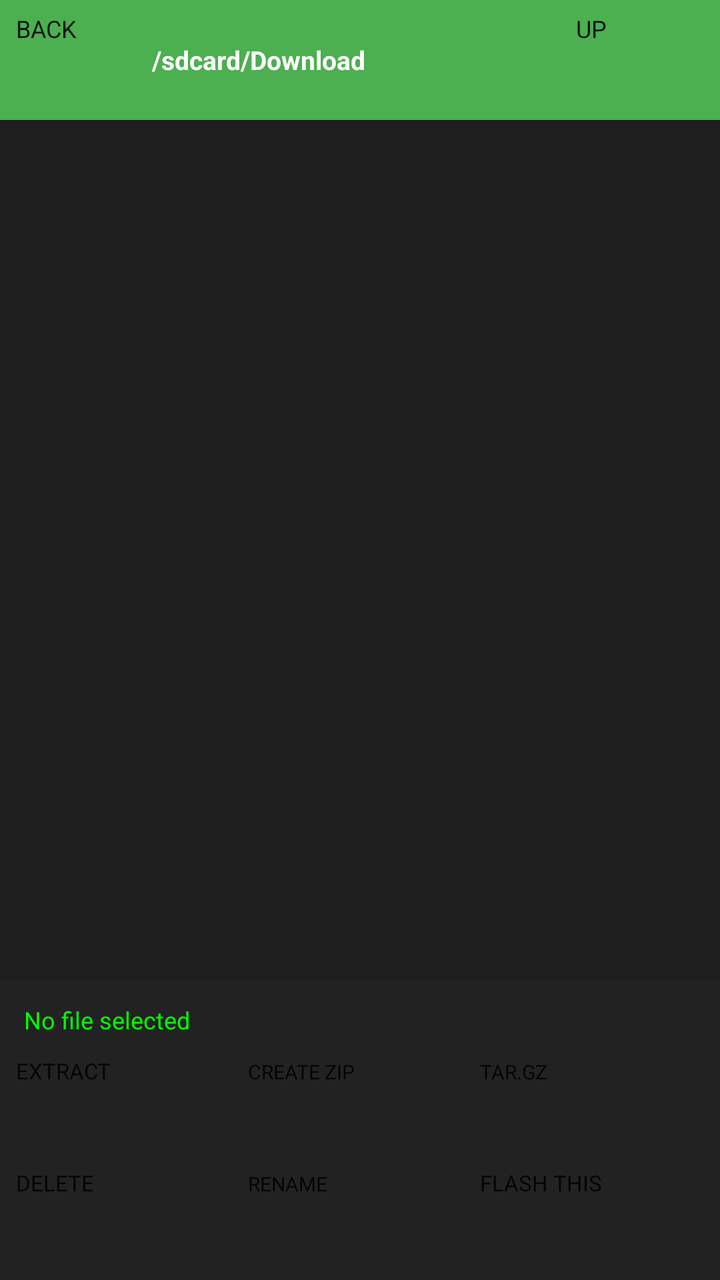
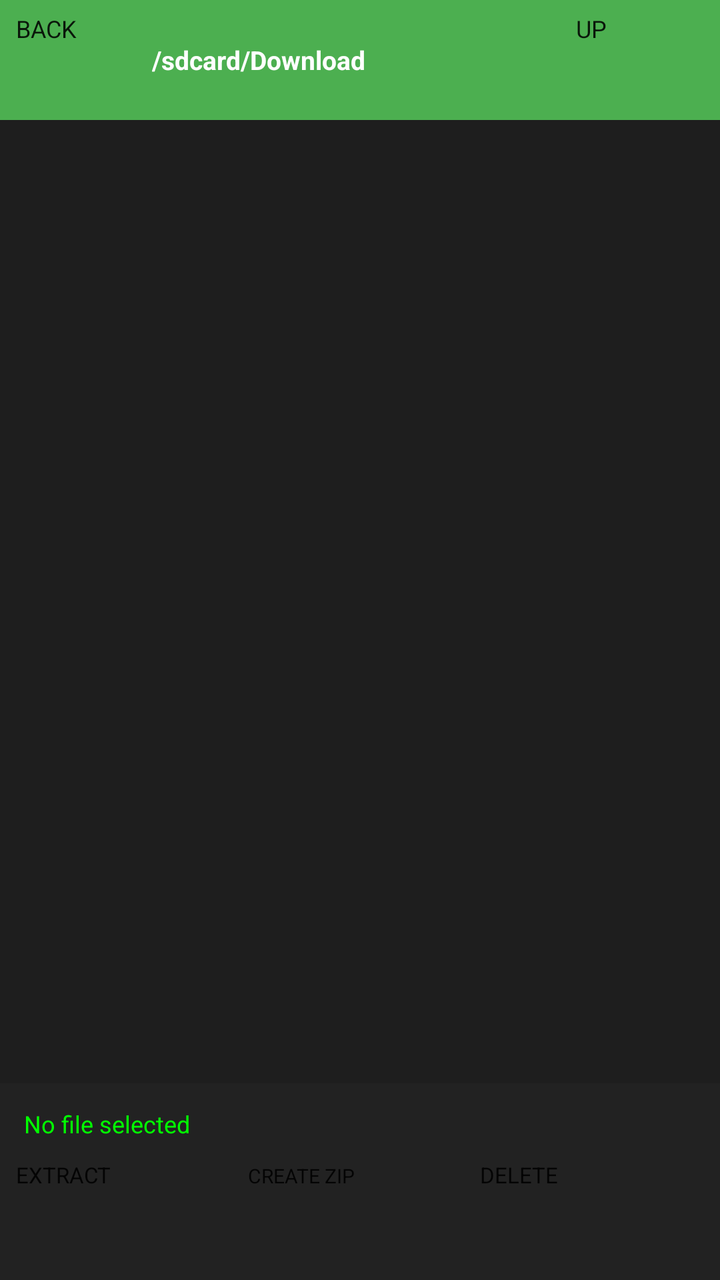

Two renders of the same Android screen: before a commit and after it. Below are the layout's source before the change and the commit's diff.
<!-- AndroidManifest.xml: application theme Theme.OTGFlasher -->
<!-- res/layout/activity_file_manager.xml -->
<?xml version="1.0" encoding="utf-8"?>
<LinearLayout xmlns:android="http://schemas.android.com/apk/res/android" android:orientation="vertical" android:layout_width="match_parent" android:layout_height="match_parent" android:background="#121212">
<LinearLayout android:orientation="horizontal" android:layout_width="match_parent" android:layout_height="60dp" android:background="#4CAF50" android:gravity="center_vertical" android:padding="8dp">
<Button android:id="@+id/btnBack" android:layout_width="60dp" android:layout_height="48dp" android:text="BACK" android:textSize="12sp"/>
<TextView android:id="@+id/txtPath" android:layout_width="0dp" android:layout_weight="1" android:layout_height="wrap_content" android:text="/sdcard/Download" android:textColor="#FFF" android:textSize="13sp" android:padding="8dp" android:textStyle="bold"/>
<Button android:id="@+id/btnUp" android:layout_width="64dp" android:layout_height="48dp" android:text="UP" android:textSize="12sp" android:backgroundTint="#000"/>
</LinearLayout>
<ListView android:id="@+id/listFiles" android:layout_width="match_parent" android:layout_height="0dp" android:layout_weight="1" android:background="#1E1E1E" android:divider="#333" android:dividerHeight="1dp"/>
<LinearLayout android:orientation="vertical" android:layout_width="match_parent" android:layout_height="wrap_content" android:background="#222" android:padding="8dp">
<TextView android:id="@+id/txtSelected" android:layout_width="match_parent" android:layout_height="wrap_content" android:text="No file selected" android:textColor="#0F0" android:textSize="12sp" android:padding="4dp"/>
<LinearLayout android:orientation="horizontal" android:layout_width="match_parent" android:layout_height="wrap_content" android:layout_marginTop="6dp">
<Button android:id="@+id/btnExtract" android:layout_width="0dp" android:layout_weight="1" android:layout_height="52dp" android:text="EXTRACT" android:textSize="11sp" android:backgroundTint="#4CAF50"/>
<Button android:id="@+id/btnCreateZip" android:layout_width="0dp" android:layout_weight="1" android:layout_height="52dp" android:text="CREATE ZIP" android:textSize="10sp" android:backgroundTint="#FF9800" android:layout_marginStart="4dp"/>
<Button android:id="@+id/btnCreateTar" android:layout_width="0dp" android:layout_weight="1" android:layout_height="52dp" android:text="TAR.GZ" android:textSize="10sp" android:layout_marginStart="4dp"/>
</LinearLayout>
<LinearLayout android:orientation="horizontal" android:layout_width="match_parent" android:layout_height="wrap_content" android:layout_marginTop="4dp">
<Button android:id="@+id/btnDelete" android:layout_width="0dp" android:layout_weight="1" android:layout_height="48dp" android:text="DELETE" android:textSize="11sp" android:backgroundTint="#D32F2F"/>
<Button android:id="@+id/btnRename" android:layout_width="0dp" android:layout_weight="1" android:layout_height="48dp" android:text="RENAME" android:textSize="10sp" android:layout_marginStart="4dp"/>
<Button android:id="@+id/btnFlashHere" android:layout_width="0dp" android:layout_weight="1" android:layout_height="48dp" android:text="FLASH THIS" android:textSize="11sp" android:backgroundTint="#D32F2F" android:layout_marginStart="4dp"/>
</LinearLayout>
</LinearLayout>
</LinearLayout>
<!-- resources referenced by this layout -->
<resources>
  <style name="Theme.OTGFlasher" parent="android:Theme.Material.Light.NoActionBar" />
</resources>

<!-- the commit's change to res/layout/activity_file_manager.xml (unified diff, before → after) -->
@@ -11,12 +11,7 @@
 <LinearLayout android:orientation="horizontal" android:layout_width="match_parent" android:layout_height="wrap_content" android:layout_marginTop="6dp">
 <Button android:id="@+id/btnExtract" android:layout_width="0dp" android:layout_weight="1" android:layout_height="52dp" android:text="EXTRACT" android:textSize="11sp" android:backgroundTint="#4CAF50"/>
 <Button android:id="@+id/btnCreateZip" android:layout_width="0dp" android:layout_weight="1" android:layout_height="52dp" android:text="CREATE ZIP" android:textSize="10sp" android:backgroundTint="#FF9800" android:layout_marginStart="4dp"/>
-<Button android:id="@+id/btnCreateTar" android:layout_width="0dp" android:layout_weight="1" android:layout_height="52dp" android:text="TAR.GZ" android:textSize="10sp" android:layout_marginStart="4dp"/>
-</LinearLayout>
-<LinearLayout android:orientation="horizontal" android:layout_width="match_parent" android:layout_height="wrap_content" android:layout_marginTop="4dp">
-<Button android:id="@+id/btnDelete" android:layout_width="0dp" android:layout_weight="1" android:layout_height="48dp" android:text="DELETE" android:textSize="11sp" android:backgroundTint="#D32F2F"/>
-<Button android:id="@+id/btnRename" android:layout_width="0dp" android:layout_weight="1" android:layout_height="48dp" android:text="RENAME" android:textSize="10sp" android:layout_marginStart="4dp"/>
-<Button android:id="@+id/btnFlashHere" android:layout_width="0dp" android:layout_weight="1" android:layout_height="48dp" android:text="FLASH THIS" android:textSize="11sp" android:backgroundTint="#D32F2F" android:layout_marginStart="4dp"/>
+<Button android:id="@+id/btnDelete" android:layout_width="0dp" android:layout_weight="1" android:layout_height="52dp" android:text="DELETE" android:textSize="11sp" android:backgroundTint="#D32F2F" android:layout_marginStart="4dp"/>
 </LinearLayout>
 </LinearLayout>
 </LinearLayout>
